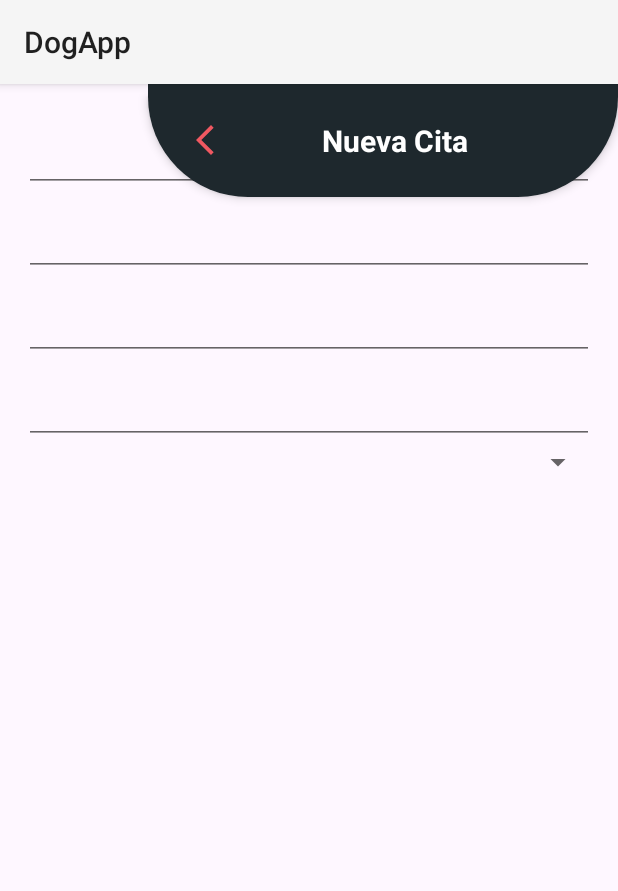
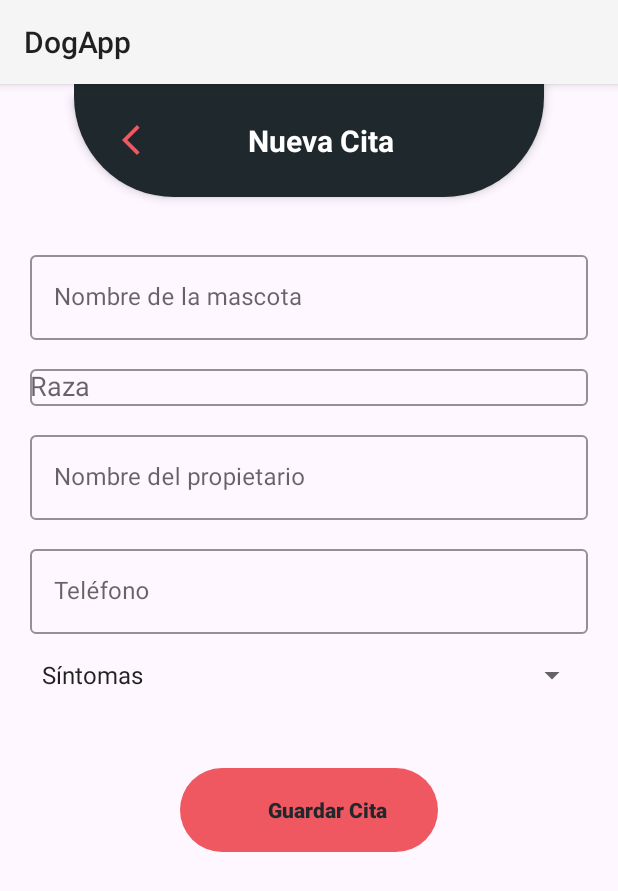
Before and after one commit to RoseRossi/equipoUno-DogApp, an Android app built with Jetpack Compose: the AddNewAppointmentFragment screen opened through its navigation route, on a phone screen of 412 x 824 dp. Shown: the top 891 px of the screen. Run offline under Robolectric (Android 15) with nearby library versions, the phone set to English and light mode, and no system bars; our stand-ins replace data binding.

Commit message:
HU3 Frontend

```diff
--- a/app/build.gradle.kts
+++ b/app/build.gradle.kts
@@ -83,6 +83,9 @@ dependencies {
     implementation("androidx.navigation:navigation-ui-ktx:$navVersion")
     implementation("androidx.navigation:navigation-common:$navVersion")
 
+    //Retrofit
+    implementation("com.squareup.retrofit2:retrofit:2.9.0")
+    implementation("com.squareup.retrofit2:converter-gson:2.9.0")
 
     testImplementation("junit:junit:4.13.2")
     androidTestImplementation("androidx.test.ext:junit:1.1.5")
--- a/app/src/main/java/com/equipo1/dogapp/view/fragment/AddNewAppointmentFragment.kt
+++ b/app/src/main/java/com/equipo1/dogapp/view/fragment/AddNewAppointmentFragment.kt
@@ -1,11 +1,17 @@
 package com.equipo1.dogapp.view.fragment
 
 import android.os.Bundle
-import androidx.fragment.app.Fragment
+import android.text.Editable
+import android.text.TextWatcher
 import android.view.LayoutInflater
 import android.view.View
 import android.view.ViewGroup
+import androidx.fragment.app.Fragment
 import com.equipo1.dogapp.databinding.FragmentAddNewAppointmentBinding
+import android.widget.ArrayAdapter
+import android.widget.Toast
+import com.equipo1.dogapp.R
+import androidx.core.content.ContextCompat
 
 class AddNewAppointmentFragment : Fragment() {
     private lateinit var binding: FragmentAddNewAppointmentBinding
@@ -14,12 +20,63 @@ class AddNewAppointmentFragment : Fragment() {
         inflater: LayoutInflater, container: ViewGroup?,
         savedInstanceState: Bundle?
     ): View? {
-        binding = FragmentAddNewAppointmentBinding.inflate(inflater)
-        binding.lifecycleOwner = this
+        binding = FragmentAddNewAppointmentBinding.inflate(inflater, container, false)
         return binding.root
     }
 
     override fun onViewCreated(view: View, savedInstanceState: Bundle?) {
         super.onViewCreated(view, savedInstanceState)
+        setupButton()
+        textWatcher()
+
+        val items = resources.getStringArray(R.array.illness_array).toMutableList()
+        items.add(0, getString(R.string.default_spinner_text))
+        val adapter = ArrayAdapter(requireContext(), android.R.layout.simple_spinner_item, items)
+        adapter.setDropDownViewResource(android.R.layout.simple_spinner_dropdown_item)
+        binding.spinner.adapter = adapter
+        binding.spinner.setSelection(0)
+    }
+
+    private fun textWatcher() {
+        val listText = listOf(binding.editText1, binding.autoCompleteText, binding.editText2, binding.editText3)
+
+        for (editText in listText) {
+            editText.addTextChangedListener(object : TextWatcher {
+                override fun beforeTextChanged(s: CharSequence?, start: Int, count: Int, after: Int) {}
+
+                override fun onTextChanged(s: CharSequence?, start: Int, before: Int, count: Int) {}
+
+                override fun afterTextChanged(s: Editable?) {
+                    val isFull = listText.all {
+                        it.text.toString().isNotEmpty()
+                    }
+                    updateButtonState(isFull)
+                }
+            })
+        }
+    }
+
+    private fun setupButton() {
+        binding.btnSave.isEnabled = false
+        updateButtonState(false)
+
+        binding.btnSave.setOnClickListener {
+            val selectedSymptom = binding.spinner.selectedItem.toString()
+            if (selectedSymptom.isNullOrBlank() || selectedSymptom == getString(R.string.default_spinner_text)) {
+                Toast.makeText(requireContext(), "Selecciona un síntoma", Toast.LENGTH_SHORT).show()
+            } else {
+                Toast.makeText(requireContext(), "Cita guardada", Toast.LENGTH_SHORT).show()
+            }
+        }
+    }
+
+    private fun updateButtonState(isEnabled: Boolean) {
+        binding.btnSave.isEnabled = isEnabled
+        val textColor = if (isEnabled) {
+            ContextCompat.getColor(requireContext(), R.color.button_enabled_text_color)
+        } else {
+            ContextCompat.getColor(requireContext(), R.color.button_disabled_text_color)
+        }
+        binding.btnSave.setTextColor(textColor)
     }
 }
--- /dev/null
+++ b/app/src/main/res/drawable/button.xml
@@ -0,0 +1,5 @@
+<?xml version="1.0" encoding="utf-8"?>
+<shape xmlns:android="http://schemas.android.com/apk/res/android"
+    android:shape="rectangle">
+    <corners android:radius="100px"/>
+</shape>
--- a/app/src/main/res/layout/fragment_add_new_appointment.xml
+++ b/app/src/main/res/layout/fragment_add_new_appointment.xml
@@ -8,17 +8,20 @@
         android:layout_height="match_parent"
         android:background="@color/bg_tertiary"
         tools:context=".view.fragment.AddNewAppointmentFragment">
+
         <androidx.appcompat.widget.Toolbar
             android:id="@+id/toolbar"
-            app:layout_constraintEnd_toEndOf="parent"
-            app:layout_constraintBaseline_toBottomOf="parent"
             android:layout_width="wrap_content"
             android:layout_height="wrap_content"
-            android:radius="16dp"
             android:background="@drawable/toolbar_background"
             android:elevation="4dp"
             android:padding="16dp"
-            android:theme="@style/ThemeOverlay.AppCompat.Dark.ActionBar">
+            android:radius="16dp"
+            android:theme="@style/ThemeOverlay.AppCompat.Dark.ActionBar"
+            app:layout_constraintBaseline_toBottomOf="parent"
+            app:layout_constraintEnd_toEndOf="parent"
+            app:layout_constraintHorizontal_bias="0.5"
+            app:layout_constraintStart_toStartOf="parent">
 
             <RelativeLayout
                 android:layout_width="match_parent"
@@ -29,84 +32,123 @@
                     android:id="@+id/backButton"
                     android:layout_width="wrap_content"
                     android:layout_height="wrap_content"
-                    android:src="@drawable/back_arrow"
-                    android:contentDescription="@string/back"
                     android:layout_alignParentStart="true"
                     android:layout_centerVertical="true"
+                    android:contentDescription="@string/back"
                     android:paddingStart="10dp"
-                    android:paddingEnd="150dp"/>
+                    android:paddingEnd="150dp"
+                    android:src="@drawable/back_arrow" />
 
                 <TextView
                     android:layout_width="wrap_content"
                     android:layout_height="wrap_content"
                     android:layout_centerInParent="true"
+                    android:padding="8dp"
+                    android:paddingStart="100dp"
+                    android:paddingEnd="100dp"
                     android:text="@string/new_appointment"
                     android:textColor="@color/white"
-                    android:textStyle="bold"
                     android:textSize="20sp"
-                    android:padding="8dp"
-                    android:paddingStart="100dp"
-                    android:paddingEnd="100dp"/>
+                    android:textStyle="bold" />
             </RelativeLayout>
         </androidx.appcompat.widget.Toolbar>
+
         <LinearLayout
             android:layout_width="match_parent"
             android:layout_height="match_parent"
             android:orientation="vertical"
-            android:padding="16dp"
+            android:paddingTop="110dp"
+            android:paddingStart="20dp"
+            android:paddingEnd="20dp"
             tools:context=".view.fragment.AddNewAppointmentFragment">
 
             <com.google.android.material.textfield.TextInputLayout
                 android:layout_width="match_parent"
-                android:layout_height="wrap_content">
-
+                android:layout_height="wrap_content"
+                android:hint="@string/petName"
+                style="@style/OutlinedBox"
+                >
                 <com.google.android.material.textfield.TextInputEditText
                     android:id="@+id/editText1"
+                    android:layout_width="match_parent"
+                    android:layout_height="wrap_content"
+                    android:maxLength="15"
+                    />
+            </com.google.android.material.textfield.TextInputLayout>
+
+            <com.google.android.material.textfield.TextInputLayout
+                android:layout_width="match_parent"
+                android:layout_height="wrap_content"
+                android:hint="@string/petBreed"
+                android:layout_marginTop="15dp"
+                style="@style/OutlinedBox">
+                <AutoCompleteTextView
+                    android:id="@+id/autoCompleteText"
                     android:layout_width="match_parent"
                     android:layout_height="wrap_content"/>
             </com.google.android.material.textfield.TextInputLayout>
 
             <com.google.android.material.textfield.TextInputLayout
                 android:layout_width="match_parent"
-                android:layout_height="wrap_content">
-
+                android:layout_height="wrap_content"
+                android:hint="@string/ownerName"
+                android:layout_marginTop="15dp"
+                style="@style/OutlinedBox">
                 <com.google.android.material.textfield.TextInputEditText
                     android:id="@+id/editText2"
                     android:layout_width="match_parent"
-                    android:layout_height="wrap_content"/>
+                    android:layout_height="wrap_content"
+                    android:maxLength="30"
+                />
             </com.google.android.material.textfield.TextInputLayout>
 
             <com.google.android.material.textfield.TextInputLayout
                 android:layout_width="match_parent"
-                android:layout_height="wrap_content">
-
+                android:layout_height="wrap_content"
+                android:hint="@string/telNumber"
+                android:layout_marginTop="15dp"
+                style="@style/OutlinedBox">
                 <com.google.android.material.textfield.TextInputEditText
                     android:id="@+id/editText3"
                     android:layout_width="match_parent"
-                    android:layout_height="wrap_content"/>
+                    android:layout_height="wrap_content"
+                    android:inputType="number"
+                    android:maxLength="10"
+                />
             </com.google.android.material.textfield.TextInputLayout>
 
             <com.google.android.material.textfield.TextInputLayout
                 android:layout_width="match_parent"
-                android:layout_height="wrap_content">
-
-                <com.google.android.material.textfield.TextInputEditText
-                    android:id="@+id/editText4"
-                    android:layout_width="match_parent"
-                    android:layout_height="wrap_content"/>
-            </com.google.android.material.textfield.TextInputLayout>
-
-            <com.google.android.material.textfield.TextInputLayout
-                android:layout_width="match_parent"
-                android:layout_height="wrap_content">
-
+                android:layout_height="wrap_content"
+                android:layout_marginTop="15dp"
+                style="@style/TextAppearance.AppCompat.Widget.TextView.SpinnerItem"
+                >
                 <Spinner
                     android:id="@+id/spinner"
                     android:layout_width="match_parent"
                     android:layout_height="wrap_content"
-                    android:layout_gravity="center"/>
+                    android:layout_gravity="center"
+                    />
             </com.google.android.material.textfield.TextInputLayout>
 
+            <Button
+                android:id="@+id/btnSave"
+                android:layout_width="match_parent"
+                android:padding="16dp"
+                android:layout_marginTop="50dp"
+                android:layout_marginStart="100dp"
+                android:layout_marginEnd="100dp"
+                android:layout_height="wrap_content"
+                android:layout_gravity="center"
+                android:drawableStart="@drawable/back_arrow"
+                android:backgroundTint="@color/red_orange"
+                android:text="@string/save"
+                android:textAllCaps="false"
+                android:textColor="@android:color/white"
+                android:textStyle="bold"
+                app:iconTint="@android:color/white"
+                android:background="@drawable/button"
+            />
         </LinearLayout>
     </androidx.constraintlayout.widget.ConstraintLayout>
 </layout>
--- a/app/src/main/res/values/strings.xml
+++ b/app/src/main/res/values/strings.xml
@@ -4,4 +4,21 @@
     <string name="hello_blank_fragment">Hello blank fragment</string>
     <string name="new_appointment">Nueva Cita</string>
     <string name="back">Back</string>
+    <string name="petName">Nombre de la mascota</string>
+    <string name="petBreed">Raza</string>
+    <string name="ownerName">Nombre del propietario</string>
+    <string name="telNumber">Teléfono</string>
+    <string name="save">Guardar Cita</string>
+    <string name="default_spinner_text">Síntomas</string>
+    <string-array name="illness_array">
+        <item>Solo duerme</item>
+        <item>No come</item>
+        <item>Fractura extremidad</item>
+        <item>Tiene pulgas</item>
+        <item>Tiene garrapatas</item>
+        <item>Bota demasiado pelo</item>
+    </string-array>
+    <color name="button_enabled_text_color">@color/white</color>
+    <color name="button_disabled_text_color">@color/bg_secundary</color>
+
 </resources>
--- a/app/src/main/res/values/themes.xml
+++ b/app/src/main/res/values/themes.xml
@@ -5,4 +5,9 @@
     <style name="Theme.DogApp" parent="Theme.AppCompat.Light">
         <!-- Personaliza tu tema aquí si es necesario -->
     </style>
+
+    <style name="OutlinedBox" parent="Widget.MaterialComponents.TextInputLayout.OutlinedBox">
+        <item name="boxStrokeColor">@color/purple</item>
+        <item name="hintTextAppearance">@color/black</item>
+    </style>
 </resources>
```
